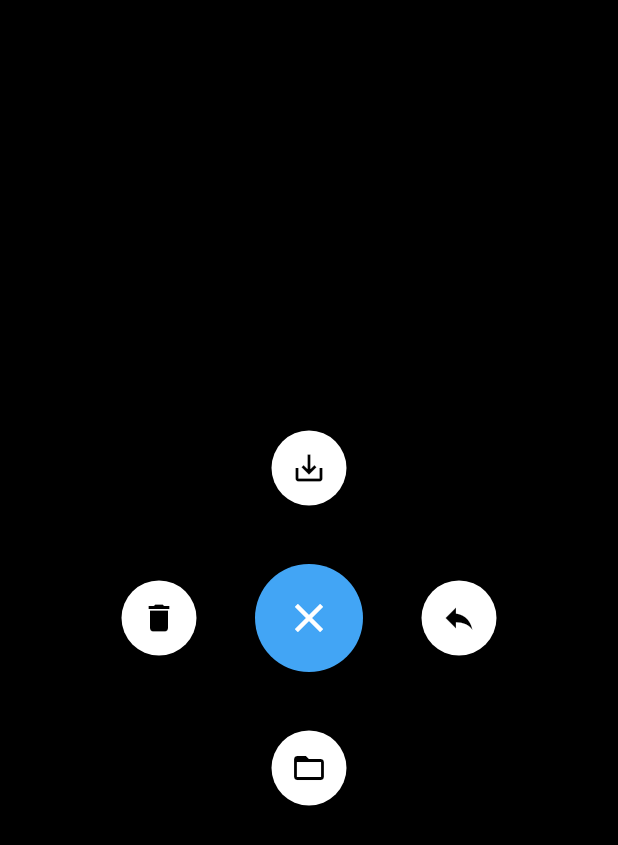
After one commit to Dssssds/flutter_ani_widgets, a Flutter app: the WaterDropAnimation screen opened directly, after a tap on the "add" icon, on a phone screen of 412 x 824 dp. The commit adds this screen. Shown: the top 845 px of the screen. Run offline on Flutter 3.47's test engine with Material 3 defaults, Android fonts, the phone set to English and light mode, and no system bars; our stand-ins replace cached_network_image, math_expressions, table_calendar; missing offline and left inert: flutter_3d_controller, forge2d.

Commit message:
更新: 移除不必要的调试配置，注释NDK版本设置，并在主界面中添加水滴按钮示例

```diff
--- /dev/null
+++ b/lib/example/water_drop_button/bob_button_painter.dart
@@ -0,0 +1,135 @@
+import 'dart:math' as math;
+
+import 'package:flutter/material.dart';
+
+class BlobButtonPainter extends CustomPainter {
+  final double animationValue;
+  final bool isMenuOpen;
+  final Color color;
+  final double elasticity;
+  final List<Offset>? subButtonPositions;
+  final double subButtonRadius;
+
+  late final Paint _circlePaint;
+
+  BlobButtonPainter({
+    required this.animationValue,
+    required this.isMenuOpen,
+    this.color = const Color(0xFF4CAF50),
+    this.elasticity = 0.3,
+    this.subButtonPositions,
+    this.subButtonRadius = 25,
+  }) {
+    _circlePaint = Paint()
+      ..color = color
+      ..style = PaintingStyle.fill
+      ..isAntiAlias = true;
+  }
+
+  @override
+  void paint(Canvas canvas, Size size) {
+    final center = size.center(Offset.zero);
+    final radius = size.width / 2;
+
+    // 绘制主圆形
+    canvas.drawCircle(
+        center, radius * (1 - 0.1 * animationValue), _circlePaint);
+
+    // 如果在动画中，添加连接效果
+    if (subButtonPositions != null &&
+        subButtonPositions!.isNotEmpty &&
+        animationValue > 0) {
+      _drawSplitEffects(canvas, center, radius);
+    }
+  }
+
+  void _drawSplitEffects(Canvas canvas, Offset center, double radius) {
+    if (subButtonPositions == null) return;
+
+    for (final subButtonPos in subButtonPositions!) {
+      final distance = (subButtonPos - center).distance;
+      final direction = (subButtonPos - center) / distance;
+
+      // 计算水滴分裂效果的参数
+      final progress = animationValue;
+      final splitDistance = distance * progress;
+      final neckWidth = radius * 0.5 * (1 - progress); // 水滴颈部宽度
+
+      // 计算主水滴和子水滴的大小
+      final mainDropRadius = radius * (1 - 0.3 * progress);
+      final subDropRadius = subButtonRadius * progress;
+
+      // 计算水滴的位置
+      final subDropCenter = center + direction * splitDistance;
+
+      // 绘制水滴连接效果
+      final path = Path();
+
+      // 添加主水滴变形
+      _addDeformedCircle(
+          path, center, mainDropRadius, direction, progress * 0.3);
+
+      // 如果还在连接阶段，绘制颈部
+      if (progress < 0.8) {
+        _addNeckConnection(
+            path, center, subDropCenter, neckWidth, direction, progress);
+      }
+
+      // 添加子水滴变形
+      _addDeformedCircle(
+          path, subDropCenter, subDropRadius, -direction, progress * 0.3);
+
+      // 绘制整个效果
+      canvas.drawPath(
+          path,
+          Paint()
+            // ignore: deprecated_member_use
+            ..color = color.withOpacity(math.max(0, 1 - progress * 1.5))
+            ..style = PaintingStyle.fill
+            ..isAntiAlias = true);
+    }
+  }
+
+  void _addDeformedCircle(Path path, Offset center, double radius,
+      Offset direction, double deformation) {
+    final deformationOffset = direction * (radius * deformation);
+
+    path.addOval(Rect.fromCircle(
+        center: center + deformationOffset,
+        radius: radius * (1 - deformation * 0.5)));
+  }
+
+  void _addNeckConnection(Path path, Offset start, Offset end, double width,
+      Offset direction, double progress) {
+    final normal = Offset(-direction.dy, direction.dx);
+    final controlPoint1 = start + direction * width * 2 + normal * width;
+    final controlPoint2 = end - direction * width * 2 - normal * width;
+
+    path.moveTo(start.dx + normal.dx * width, start.dy + normal.dy * width);
+    path.cubicTo(
+        controlPoint1.dx,
+        controlPoint1.dy,
+        controlPoint2.dx,
+        controlPoint2.dy,
+        end.dx - normal.dx * width,
+        end.dy - normal.dy * width);
+    path.lineTo(end.dx + normal.dx * width, end.dy + normal.dy * width);
+    path.cubicTo(
+        controlPoint2.dx + normal.dx * width * 2,
+        controlPoint2.dy + normal.dy * width * 2,
+        controlPoint1.dx + normal.dx * width * 2,
+        controlPoint1.dy + normal.dy * width * 2,
+        start.dx - normal.dx * width,
+        start.dy - normal.dy * width);
+    path.close();
+  }
+
+  @override
+  bool shouldRepaint(covariant BlobButtonPainter oldDelegate) {
+    return oldDelegate.animationValue != animationValue ||
+        oldDelegate.isMenuOpen != isMenuOpen ||
+        oldDelegate.color != color ||
+        oldDelegate.elasticity != elasticity ||
+        oldDelegate.subButtonPositions != subButtonPositions;
+  }
+}
--- /dev/null
+++ b/lib/example/water_drop_button/sub_button.dart
@@ -0,0 +1,34 @@
+import 'package:flutter/material.dart';
+
+class SubButton extends StatelessWidget {
+  final IconData icon;
+  final Color color;
+  final double size;
+  final VoidCallback? onPressed;
+
+  const SubButton({
+    super.key,
+    required this.icon,
+    this.color = Colors.white,
+    this.size = 60,
+    this.onPressed,
+  });
+
+  @override
+  Widget build(BuildContext context) {
+    return GestureDetector(
+      onTap: onPressed, // 可选的点击事件
+      child: Container(
+        width: size,
+        height: size,
+        decoration: BoxDecoration(
+          color: color, // 使用透明度来调整颜色
+          shape: BoxShape.circle,
+        ),
+        child: Center(
+          child: Icon(icon, color: Colors.black),
+        ),
+      ),
+    );
+  }
+}
--- /dev/null
+++ b/lib/example/water_drop_button/water_drop_animation.dart
@@ -0,0 +1,202 @@
+import 'dart:math' as math;
+
+import 'package:flutter/material.dart';
+import 'package:flutter_x_widgets/example/water_drop_button/bob_button_painter.dart';
+import 'package:flutter_x_widgets/example/water_drop_button/sub_button.dart';
+
+class WaterDropAnimation extends StatefulWidget {
+  const WaterDropAnimation({super.key});
+
+  @override
+  State<WaterDropAnimation> createState() => _WaterDropAnimationState();
+}
+
+class _WaterDropAnimationState extends State<WaterDropAnimation>
+    with SingleTickerProviderStateMixin {
+  late AnimationController _animationController;
+  bool _isMenuOpen = false;
+
+  // 存储子按钮的位置
+  final List<Offset> _subButtonPositions = [];
+  final GlobalKey _mainButtonKey = GlobalKey();
+  final List<GlobalKey> _subButtonKeys =
+      List.generate(4, (index) => GlobalKey());
+
+  @override
+  void initState() {
+    super.initState();
+    _animationController = AnimationController(
+      vsync: this,
+      duration: const Duration(milliseconds: 500),
+    );
+
+    // 在动画更新时更新子按钮位置
+    _animationController.addListener(_updateSubButtonPositions);
+  }
+
+  @override
+  void dispose() {
+    _animationController.removeListener(_updateSubButtonPositions);
+    _animationController.dispose();
+    super.dispose();
+  }
+
+  // 更新子按钮位置
+  void _updateSubButtonPositions() {
+    if (!_isMenuOpen) {
+      _subButtonPositions.clear();
+      return;
+    }
+
+    final mainButtonRenderBox =
+        _mainButtonKey.currentContext?.findRenderObject() as RenderBox?;
+    if (mainButtonRenderBox == null) return;
+
+    final mainButtonPosition = mainButtonRenderBox.localToGlobal(Offset.zero);
+
+    _subButtonPositions.clear();
+    for (var key in _subButtonKeys) {
+      final renderBox = key.currentContext?.findRenderObject() as RenderBox?;
+      if (renderBox != null) {
+        final position = renderBox.localToGlobal(Offset.zero);
+        final center = Offset(
+          position.dx + renderBox.size.width / 2,
+          position.dy + renderBox.size.height / 2,
+        );
+        _subButtonPositions.add(center - mainButtonPosition);
+      }
+    }
+    setState(() {});
+  }
+
+  void _toggleMenu() {
+    setState(() {
+      _isMenuOpen = !_isMenuOpen;
+      if (_isMenuOpen) {
+        _animationController.forward();
+      } else {
+        _animationController.reverse();
+      }
+    });
+  }
+
+  @override
+  Widget build(BuildContext context) {
+    return Scaffold(
+      backgroundColor: Colors.black,
+      body: Center(
+        child: Stack(
+          alignment: Alignment.center,
+          children: [
+            // 子按钮
+            _buildSubButton(icon: Icons.reply, angle: 0, index: 0),
+            _buildSubButton(
+                icon: Icons.folder_open, angle: math.pi / 2, index: 1),
+            _buildSubButton(icon: Icons.delete, angle: math.pi, index: 2),
+            _buildSubButton(
+                icon: Icons.save_alt, angle: 3 * math.pi / 2, index: 3),
+
+            // 中心按钮
+            GestureDetector(
+              key: _mainButtonKey,
+              onTap: _toggleMenu,
+              child: AnimatedBuilder(
+                animation: _animationController,
+                builder: (context, child) {
+                  return CustomPaint(
+                    painter: BlobButtonPainter(
+                      animationValue: _animationController.value,
+                      isMenuOpen: _isMenuOpen,
+                      color: Colors.blue[400]!, // 使用更鲜艳的绿色
+                      elasticity: 0.4, // 增加一点弹性
+                      subButtonPositions: _subButtonPositions,
+                      subButtonRadius: 25,
+                    ),
+                    child: Container(
+                      width: 80,
+                      height: 80,
+                      alignment: Alignment.center,
+                      child: AnimatedSwitcher(
+                        duration: const Duration(milliseconds: 300),
+                        transitionBuilder:
+                            (Widget child, Animation<double> animation) {
+                          return ScaleTransition(
+                            scale: animation,
+                            child: RotationTransition(
+                              // 添加旋转动画
+                              turns: animation,
+                              child: child,
+                            ),
+                          );
+                        },
+                        child: _isMenuOpen
+                            ? const Icon(Icons.close,
+                                color: Colors.white,
+                                key: ValueKey('close'),
+                                size: 32)
+                            : const Icon(Icons.add,
+                                color: Colors.white,
+                                key: ValueKey('add'),
+                                size: 32),
+                      ),
+                    ),
+                  );
+                },
+              ),
+            ),
+          ],
+        ),
+      ),
+    );
+  }
+
+  Widget _buildSubButton({
+    required IconData icon,
+    required double angle,
+    required int index,
+  }) {
+    final animation = Tween<double>(begin: 0, end: 1).animate(
+      CurvedAnimation(
+        parent: _animationController,
+        curve: Interval(
+          0.1 * index,
+          0.6 + 0.1 * index,
+          curve: Curves.easeOutBack,
+        ),
+      ),
+    );
+
+    const double distance = 100; // 增加子按钮的距离
+
+    return AnimatedBuilder(
+      animation: animation,
+      builder: (context, child) {
+        // 确保动画值在0-1范围内
+        final animationValue = animation.value.clamp(0.0, 1.0);
+        final x = distance * math.cos(angle) * animationValue;
+        final y = distance * math.sin(angle) * animationValue;
+
+        return Transform.translate(
+          offset: Offset(x, y),
+          child: Transform.scale(
+            scale: animationValue,
+            child: Opacity(
+              opacity: animationValue,
+              child: Container(
+                key: _subButtonKeys[index],
+                child: SubButton(
+                  icon: icon,
+                  color: Colors.white,
+                  size: 50,
+                  onPressed: () {
+                    _toggleMenu();
+                  },
+                ),
+              ),
+            ),
+          ),
+        );
+      },
+    );
+  }
+}
--- /dev/null
+++ b/lib/example/water_drop_button/water_drop_button_demo.dart
@@ -0,0 +1,19 @@
+import 'package:flutter/material.dart';
+import 'package:flutter_x_widgets/example/water_drop_button/water_drop_animation.dart';
+
+class WaterDropButtonDemo extends StatefulWidget {
+  const WaterDropButtonDemo({super.key});
+
+  @override
+  State<WaterDropButtonDemo> createState() => WaterDropButtonDemoState();
+}
+
+class WaterDropButtonDemoState extends State<WaterDropButtonDemo> {
+  @override
+  Widget build(BuildContext context) {
+    return MaterialApp(
+        title: '水滴按钮',
+        theme: ThemeData(primarySwatch: Colors.green),
+        home: const WaterDropAnimation());
+  }
+}
--- a/lib/main.dart
+++ b/lib/main.dart
@@ -30,6 +30,7 @@ import 'package:flutter_x_widgets/example/text_on_path/text_on_path_demo.dart';
 import 'package:flutter_x_widgets/example/text_reveal/text_reveal_demo.dart';
 import 'package:flutter_x_widgets/example/text_shine/text_shine.dart';
 import 'package:flutter_x_widgets/example/theme_mode/light_bulb_demo.dart';
+import 'package:flutter_x_widgets/example/water_drop_button/water_drop_button_demo.dart';
 
 void main() {
   runApp(const AnimationShowcaseApp());
@@ -217,6 +218,12 @@ class HomeScreen extends StatefulWidget {
     AnimationExample(
       title: '头像动画',
       builder: (context) => const LoaderAvatarsDemo(),
+      appbarColor: Colors.black,
+      isFullScreen: true,
+    ),
+    AnimationExample(
+      title: '水滴按钮',
+      builder: (context) => const WaterDropButtonDemo(),
       appbarColor: Colors.black,
       isFullScreen: true,
     ),
```
Also changed, not shown: 2 other files.
